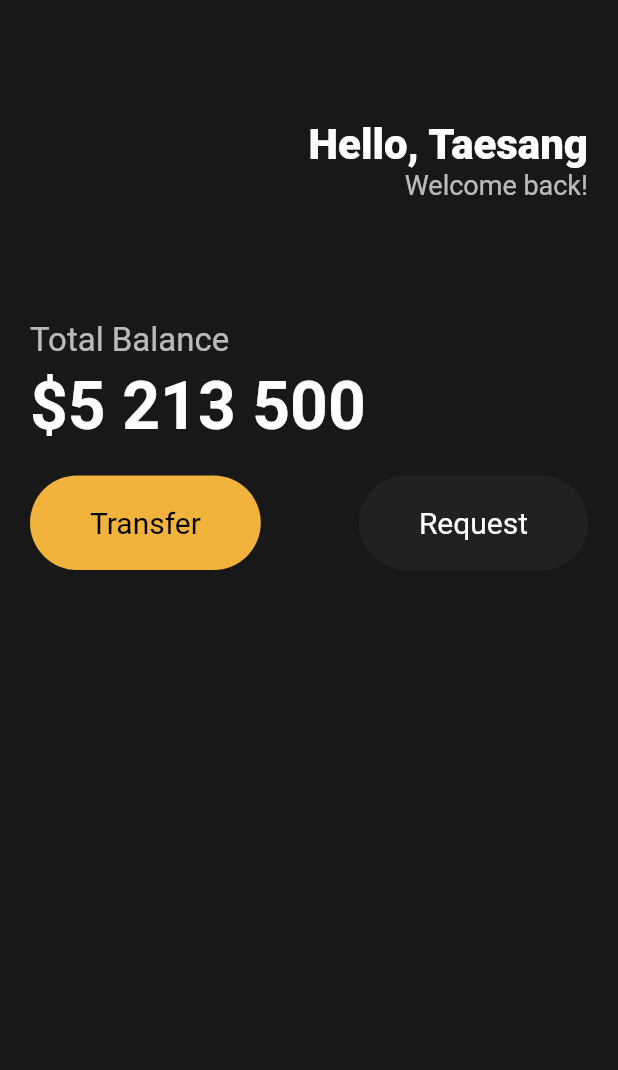
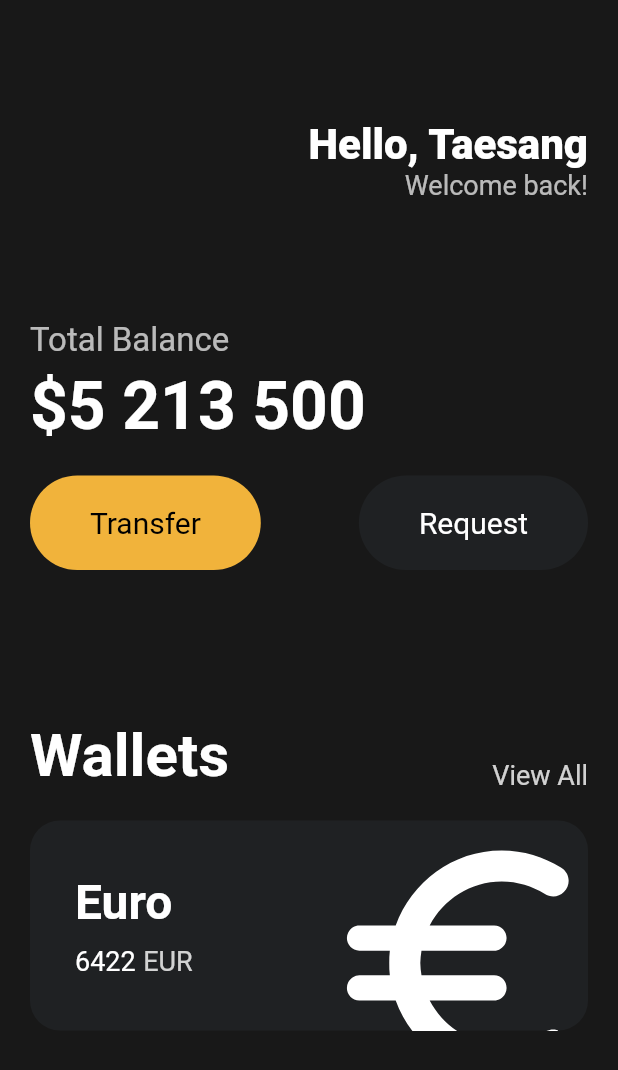
Before and after one commit to windo-developer/dart_with_flutter, a Flutter app: the screen it shows after launch, on a phone screen of 412 x 824 dp. Shown: the top 1070 px of the screen. Run offline on Flutter 3.47's test engine with Material 2 defaults, Android fonts, the phone set to English and light mode, and no system bars.

Commit message:
Card widget

```diff
--- a/lib/main.dart
+++ b/lib/main.dart
@@ -82,10 +82,100 @@
                       backGroundColor: Color(0xFF1F2123),
                       textColor: Colors.white),
                 ],
+              ),
+              const SizedBox(
+                height: 100,
+              ),
+              Row(
+                crossAxisAlignment: CrossAxisAlignment.end,
+                mainAxisAlignment: MainAxisAlignment.spaceBetween,
+                children: [
+                  const Text(
+                    "Wallets",
+                    style: TextStyle(
+                        color: Colors.white,
+                        fontSize: 40,
+                        fontWeight: FontWeight.w600),
+                  ),
+                  Text(
+                    "View All",
+                    style: TextStyle(
+                      color: Colors.white.withOpacity(0.8),
+                      fontSize: 18,
+                    ),
+                  ),
+                ],
+              ),
+              const SizedBox(
+                height: 20,
+              ),
+              Container(
+                clipBehavior: Clip.hardEdge,
+                decoration: BoxDecoration(
+                  color: const Color(0XFF1F2123),
+                  borderRadius: BorderRadius.circular(20),
+                ),
+                child: Padding(
+                  padding: const EdgeInsets.all(30),
+                  child: Row(
+                    mainAxisAlignment: MainAxisAlignment.spaceBetween,
+                    children: [
+                      Column(
+                        crossAxisAlignment: CrossAxisAlignment.start,
+                        children: [
+                          const Text(
+                            "Euro",
+                            style: TextStyle(
+                              color: Colors.white,
+                              fontSize: 32,
+                              fontWeight: FontWeight.w600,
+                            ),
+                          ),
+                          const SizedBox(
+                            height: 10,
+                          ),
+                          Row(
+                            children: [
+                              const Text(
+                                "6422",
+                                style: TextStyle(
+                                  color: Colors.white,
+                                  fontSize: 18,
+                                ),
+                              ),
+                              const SizedBox(
+                                width: 5,
+                              ),
+                              Text(
+                                "EUR",
+                                style: TextStyle(
+                                  color: Colors.white.withOpacity(0.8),
+                                  fontSize: 18,
+                                ),
+                              ),
+                            ],
+                          ),
+                        ],
+                      ),
+                      Transform.scale(
+                        scale: 2.5,
+                        child: Transform.translate(
+                          offset: const Offset(-5, 10),
+                          child: const Icon(
+                            Icons.euro_rounded,
+                            color: Colors.white,
+                            size: 80,
+                          ),
+                        ),
                       )
                     ],
                   ),
-          )),
+                ),
+              )
+            ],
+          ),
+        ),
+      ),
     );
   }
 }
```
Lines whose indentation alone changed are shown as unchanged.
